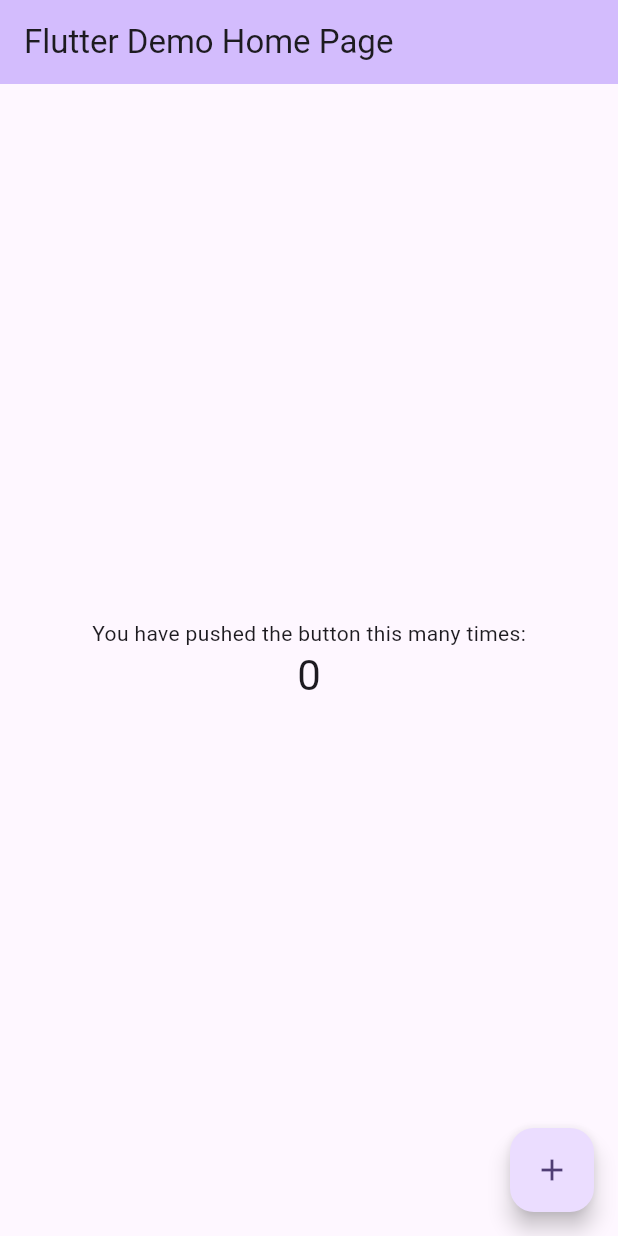
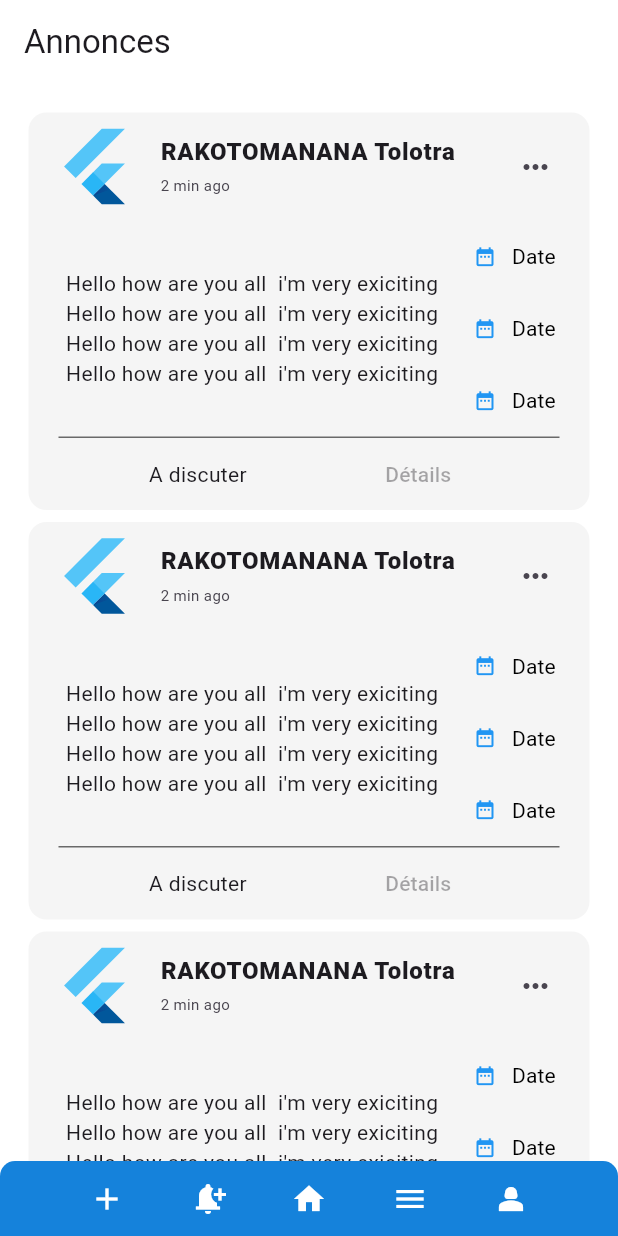
Before and after one commit to fabien-ss/Kandrako, a Flutter app: the screen it shows after launch, on a phone screen of 412 x 824 dp. Run offline on Flutter 3.47's test engine with Material 3 defaults, Android fonts, the phone set to English and light mode, and no system bars.

Commit message:
add annonce liste

```diff
--- a/analysis_options.yaml
+++ b/analysis_options.yaml
@@ -7,6 +7,9 @@
 
 # The following line activates a set of recommended lints for Flutter apps,
 # packages, and plugins designed to encourage good coding practices.
+analyzer:
+  errors:
+    file_names: ignore
 include: package:flutter_lints/flutter.yaml
 
 linter:
--- /dev/null
+++ b/lib/components/annonce/annonceCard.dart
@@ -0,0 +1,97 @@
+import 'dart:ui';
+
+import 'package:flutter/cupertino.dart';
+import 'package:flutter/material.dart';
+import 'package:flutter/painting.dart';
+import 'package:flutter/rendering.dart';
+import 'package:flutter/widgets.dart';
+import 'package:kandrako/components/text/textIcon.dart';
+
+class AnnonceCard extends StatelessWidget {
+  const AnnonceCard({super.key});
+
+  @override
+  Widget build(BuildContext context) {
+      List<String> items = [
+      'Item 1',
+      'Item 2',
+      'Item 3',
+      'Item 4',
+      'Item 5',
+    ];
+
+    return const Card(
+      elevation: 0,
+      color: Color.fromARGB(255, 245, 245, 245),
+      child: Column(
+        mainAxisAlignment: MainAxisAlignment.spaceBetween,
+        children: [
+          ListTile(
+            leading: FlutterLogo(size: 56.0),
+            title: Text(
+              'RAKOTOMANANA Tolotra',
+              style: TextStyle(
+                fontWeight: FontWeight.w900,
+                overflow: TextOverflow.fade
+              ),
+            ),
+            subtitle: Text(
+              '2 min ago',
+              style: TextStyle(fontSize: 10)
+            ),
+            trailing: Icon(Icons.more_horiz,),
+          ),
+          Row(
+            mainAxisAlignment: MainAxisAlignment.spaceEvenly,
+            children: [
+              Expanded(
+                child: Text(""),
+                flex: 1,
+              ),
+              Expanded(
+                flex: 10,
+                child: Text(
+                  "Hello how are you all  i'm very exiciting Hello how are you all  i'm very exiciting Hello how are you all  i'm very exiciting Hello how are you all  i'm very exiciting",
+                  style: TextStyle(),
+                ),
+              ),
+              Expanded(
+                flex: 4,
+                child: ListBody(
+                  children: [
+                    TextIcon(),
+                    SizedBox(height:  0),
+                    TextIcon(),
+                    SizedBox(height:  0),
+                    TextIcon(),
+                  ],
+                ),
+              ),
+
+            ],
+          ),
+          Divider(
+            height: 1,
+            color: Color.fromARGB(255, 105, 105, 105),
+            indent: 20,
+            endIndent: 20,
+          ),
+          Row(
+            mainAxisAlignment: MainAxisAlignment.spaceEvenly,
+            children: [
+              Text("A discuter"),
+              TextButton(
+                onPressed: null,
+                child: Text("Détails"),
+                 style: ButtonStyle(
+                ),
+              )
+            ],
+          )
+        ]
+
+      )
+    );
+  }
+
+}
--- /dev/null
+++ b/lib/components/annonce/annonceListe.dart
@@ -0,0 +1,32 @@
+import 'package:flutter/material.dart';
+import 'package:kandrako/components/annonce/annonceCard.dart';
+import 'package:kandrako/components/menu/bottomMenu.dart';
+
+class AnnonceListe extends StatelessWidget {
+
+  @override
+  Widget build(BuildContext context) {
+    // TODO: implement build
+    return MaterialApp(
+      home: Scaffold(
+        appBar: AppBar(title: const Text("Annonces",), backgroundColor: Colors.white),
+          backgroundColor: Colors.white,
+
+        body:
+         ListView(
+          padding: EdgeInsets.all(15),
+          children: const <AnnonceCard> [
+            AnnonceCard(),
+            AnnonceCard(),
+            AnnonceCard(),
+            AnnonceCard(),
+            AnnonceCard(),
+            AnnonceCard(),
+            AnnonceCard(),
+          ],
+        ),
+        bottomNavigationBar: const BottomMenu(),
+      )
+    );
+  }
+}
--- /dev/null
+++ b/lib/components/annonce/annonceOption.dart
@@ -0,0 +1,13 @@
+import 'package:flutter/cupertino.dart';
+
+class AnnonceOption extends StatelessWidget {
+  const AnnonceOption({super.key});
+
+  @override
+  Widget build(BuildContext context) {
+    return const Center(
+      child: Text("HELLO"),
+    );
+  }
+
+}
--- /dev/null
+++ b/lib/components/menu/bottomMenu.dart
@@ -0,0 +1,33 @@
+import 'package:flutter/material.dart';
+
+class BottomMenu extends StatelessWidget {
+  const BottomMenu({Key? key}) : super(key: key);
+
+  @override
+  Widget build(BuildContext context) {
+    return Container(
+      height: 50,
+      decoration: const BoxDecoration(
+        color: Color.fromARGB(255, 21, 130, 219),
+        borderRadius: BorderRadius.vertical(top: Radius.circular(10)),
+      ),
+      child: const ClipRRect(
+        borderRadius: BorderRadius.vertical(top: Radius.circular(10)),
+        child: BottomAppBar(
+          elevation: 0,
+          color: Colors.transparent,
+          child: Row(
+            mainAxisAlignment: MainAxisAlignment.spaceEvenly,
+            children: [
+              Icon(Icons.add, color: Colors.white,),
+              Icon(Icons.notification_add, color: Colors.white),
+              Icon(Icons.home, color: Colors.white),
+              Icon(Icons.menu, color: Colors.white),
+              Icon(Icons.person_2, color: Colors.white),
+            ],
+          ),
+        ),
+      ),
+    );
+  }
+}
--- /dev/null
+++ b/lib/components/text/textIcon.dart
@@ -0,0 +1,21 @@
+import 'package:flutter/cupertino.dart';
+import 'package:flutter/material.dart';
+
+class TextIcon extends StatelessWidget{
+  const TextIcon({super.key});
+
+  @override
+  Widget build(BuildContext context) {
+    return const TextButton(
+                      onPressed: null,
+                      child: Row(
+                          mainAxisAlignment: MainAxisAlignment.spaceEvenly,
+                          children: [
+                            Icon(Icons.date_range, applyTextScaling: true, size: 15, color: Colors.blue,),
+                            Text("Date", style: TextStyle(color: Colors.black, fontWeight: FontWeight.normal),)
+                          ]
+                        )
+                    );
+  }
+
+}
--- a/lib/main.dart
+++ b/lib/main.dart
@@ -1,125 +1,21 @@
 import 'package:flutter/material.dart';
+import 'package:kandrako/components/annonce/annonceListe.dart';
 
-void main() {
-  runApp(const MyApp());
-}
+/// Flutter code sample for [Card].
 
-class MyApp extends StatelessWidget {
-  const MyApp({super.key});
+void main() => runApp(const HomePage());
 
-  // This widget is the root of your application.
+class HomePage extends StatelessWidget {
+  const HomePage({super.key});
+
   @override
   Widget build(BuildContext context) {
     return MaterialApp(
-      title: 'Flutter Demo',
-      theme: ThemeData(
-        // This is the theme of your application.
-        //
-        // TRY THIS: Try running your application with "flutter run". You'll see
-        // the application has a purple toolbar. Then, without quitting the app,
-        // try changing the seedColor in the colorScheme below to Colors.green
-        // and then invoke "hot reload" (save your changes or press the "hot
-        // reload" button in a Flutter-supported IDE, or press "r" if you used
-        // the command line to start the app).
-        //
-        // Notice that the counter didn't reset back to zero; the application
-        // state is not lost during the reload. To reset the state, use hot
-        // restart instead.
-        //
-        // This works for code too, not just values: Most code changes can be
-        // tested with just a hot reload.
-        colorScheme: ColorScheme.fromSeed(seedColor: Colors.deepPurple),
-        useMaterial3: true,
-      ),
-      home: const MyHomePage(title: 'Flutter Demo Home Page'),
+      title: "KANDRAKO",
+      initialRoute: "/",
+      routes: {
+        "/": (context) => AnnonceListe(),
+      },
     );
   }
 }
-
-class MyHomePage extends StatefulWidget {
-  const MyHomePage({super.key, required this.title});
-
-  // This widget is the home page of your application. It is stateful, meaning
-  // that it has a State object (defined below) that contains fields that affect
-  // how it looks.
-
-  // This class is the configuration for the state. It holds the values (in this
-  // case the title) provided by the parent (in this case the App widget) and
-  // used by the build method of the State. Fields in a Widget subclass are
-  // always marked "final".
-
-  final String title;
-
-  @override
-  State<MyHomePage> createState() => _MyHomePageState();
-}
-
-class _MyHomePageState extends State<MyHomePage> {
-  int _counter = 0;
-
-  void _incrementCounter() {
-    setState(() {
-      // This call to setState tells the Flutter framework that something has
-      // changed in this State, which causes it to rerun the build method below
-      // so that the display can reflect the updated values. If we changed
-      // _counter without calling setState(), then the build method would not be
-      // called again, and so nothing would appear to happen.
-      _counter++;
-    });
-  }
-
-  @override
-  Widget build(BuildContext context) {
-    // This method is rerun every time setState is called, for instance as done
-    // by the _incrementCounter method above.
-    //
-    // The Flutter framework has been optimized to make rerunning build methods
-    // fast, so that you can just rebuild anything that needs updating rather
-    // than having to individually change instances of widgets.
-    return Scaffold(
-      appBar: AppBar(
-        // TRY THIS: Try changing the color here to a specific color (to
-        // Colors.amber, perhaps?) and trigger a hot reload to see the AppBar
-        // change color while the other colors stay the same.
-        backgroundColor: Theme.of(context).colorScheme.inversePrimary,
-        // Here we take the value from the MyHomePage object that was created by
-        // the App.build method, and use it to set our appbar title.
-        title: Text(widget.title),
-      ),
-      body: Center(
-        // Center is a layout widget. It takes a single child and positions it
-        // in the middle of the parent.
-        child: Column(
-          // Column is also a layout widget. It takes a list of children and
-          // arranges them vertically. By default, it sizes itself to fit its
-          // children horizontally, and tries to be as tall as its parent.
-          //
-          // Column has various properties to control how it sizes itself and
-          // how it positions its children. Here we use mainAxisAlignment to
-          // center the children vertically; the main axis here is the vertical
-          // axis because Columns are vertical (the cross axis would be
-          // horizontal).
-          //
-          // TRY THIS: Invoke "debug painting" (choose the "Toggle Debug Paint"
-          // action in the IDE, or press "p" in the console), to see the
-          // wireframe for each widget.
-          mainAxisAlignment: MainAxisAlignment.center,
-          children: <Widget>[
-            const Text(
-              'You have pushed the button this many times:',
-            ),
-            Text(
-              '$_counter',
-              style: Theme.of(context).textTheme.headlineMedium,
-            ),
-          ],
-        ),
-      ),
-      floatingActionButton: FloatingActionButton(
-        onPressed: _incrementCounter,
-        tooltip: 'Increment',
-        child: const Icon(Icons.add),
-      ), // This trailing comma makes auto-formatting nicer for build methods.
-    );
-  }
-}
```
Also changed, not shown: lib/components/menu/appBar.dart (added).
